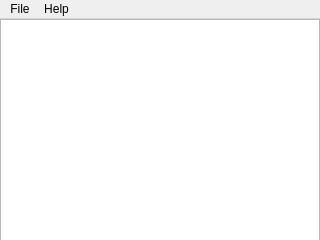
The window that mainwindow.ui (rochford/cutefootball) describes before a commit, drawn with Qt 5.
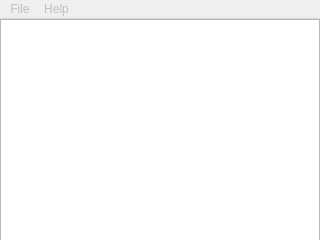
The same window after the commit. Icons and pictures are not drawn.

Patch:
```diff
--- a/mainwindow.ui
+++ b/mainwindow.ui
@@ -54,6 +54,9 @@
     </rect>
    </property>
    <widget class="QMenu" name="menuFile">
+    <property name="enabled">
+     <bool>false</bool>
+    </property>
     <property name="title">
      <string>File</string>
     </property>
@@ -64,6 +67,9 @@
     <addaction name="actionPause"/>
    </widget>
    <widget class="QMenu" name="menuAbout">
+    <property name="enabled">
+     <bool>false</bool>
+    </property>
     <property name="title">
      <string>Help</string>
     </property>
```
